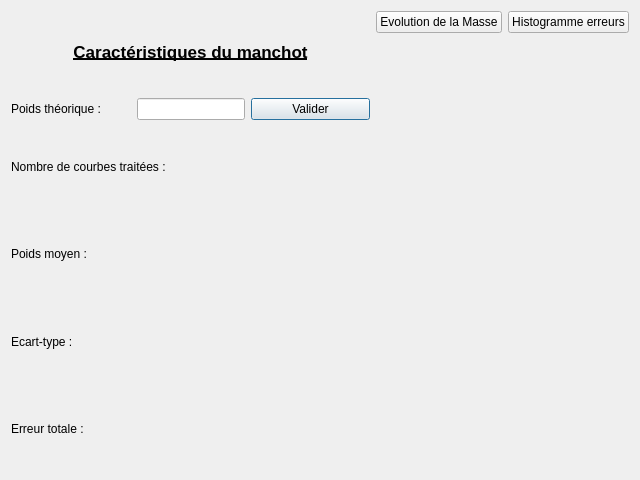
This is resultat.ui in Gab-Metzger/InterfaceHommeManchots as Qt 5 draws it before an edit. The edited form follows.
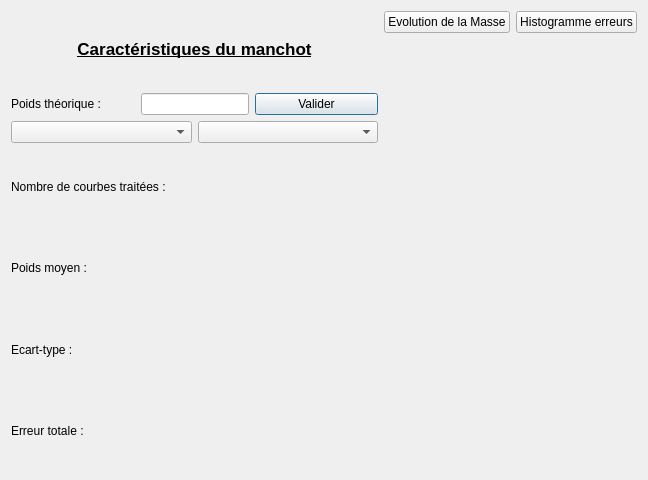
This is the edited form.

Commit message: comboBox start

Patch:
```diff
--- a/resultat.ui
+++ b/resultat.ui
@@ -6,7 +6,7 @@
    <rect>
     <x>0</x>
     <y>0</y>
-    <width>640</width>
+    <width>648</width>
     <height>480</height>
    </rect>
   </property>
@@ -68,6 +68,16 @@
        </item>
       </layout>
      </item>
+     <item>
+      <layout class="QHBoxLayout" name="horizontalLayout_5">
+       <item>
+        <widget class="QComboBox" name="comboBox"/>
+       </item>
+       <item>
+        <widget class="QComboBox" name="comboBox_2"/>
+       </item>
+      </layout>
+     </item>
      <item>
       <widget class="QLabel" name="nbCurveLabel">
        <property name="text">
```
The commit also changes 2 other files.
